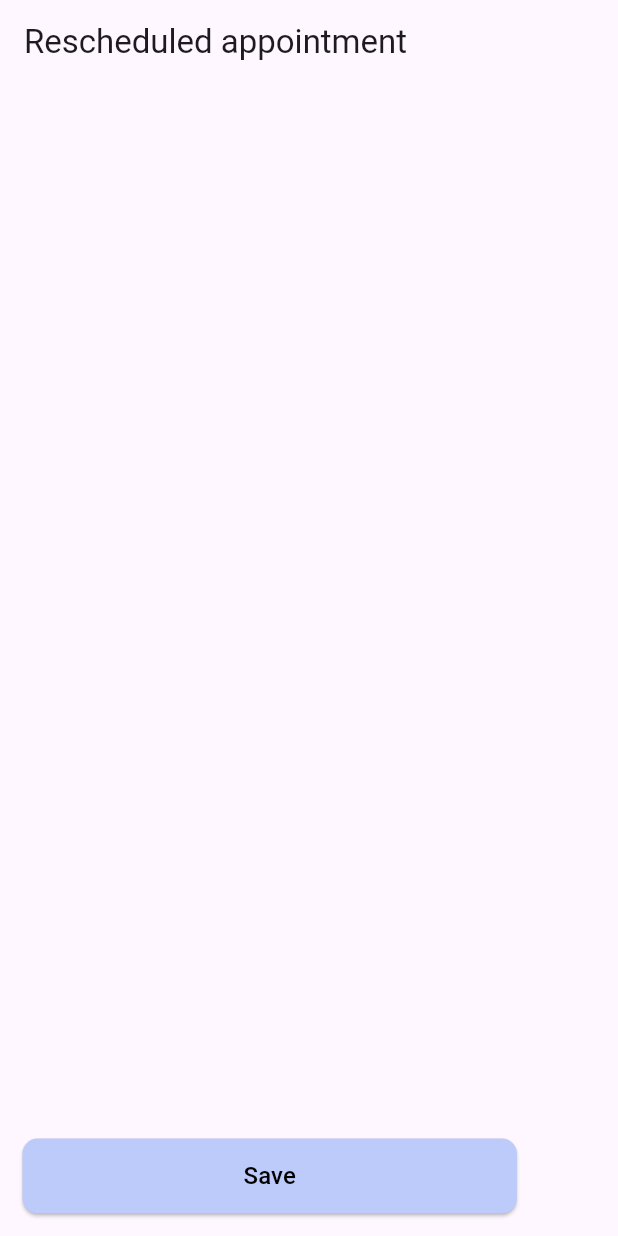
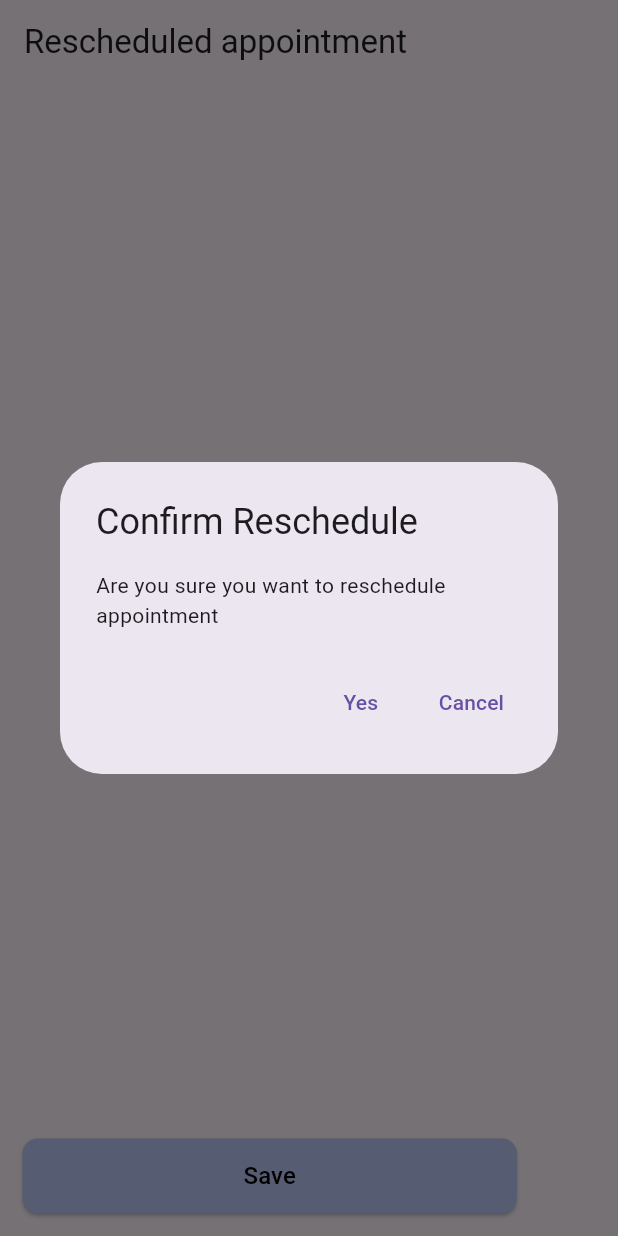
Before and after one commit to TOTPLATFORM/clinic_admin, a Flutter app: the UpdateAppointmentScreen screen opened by its route, after a tap on "Save", on a phone screen of 412 x 824 dp. Run offline on Flutter 3.47's test engine with Material 3 defaults, Android fonts, the phone set to English and light mode, and no system bars; our stand-ins replace bloc, dartz, dio, equatable, flutter_bloc, freezed_annotation and 5 more; missing offline and left inert: tot_atomic_design; accounts and stored records are empty; network calls fail.

Commit message:
add validaiton on timeSlots deletion, cancelling appointment, rescheduling appointment and logout

```diff
--- a/lib/core/dio/dio_exception_handler.dart
+++ b/lib/core/dio/dio_exception_handler.dart
@@ -4,8 +4,14 @@ import '../network/failure.dart';
 
 class DioExceptionHandler {
   static Failure handle(DioException exception) {
-  final String message = exception.response?.statusMessage ??
+    final String message = exception.response?.statusMessage ??
         "Something went wrong, please try again later";
+    exception.response?.statusCode == 500 &&
+            exception.response?.data != null &&
+            exception.response!.data.toString().contains("inner exception")
+        ? throw const ServerFailure(
+            "Please check if its related to another object")
+        : null;
     switch (exception.type) {
       case DioExceptionType.connectionTimeout:
         throw ServerFailure(message);
--- a/lib/infrastructure/repositories/time_slot_repo_impl.dart
+++ b/lib/infrastructure/repositories/time_slot_repo_impl.dart
@@ -18,6 +18,7 @@ class TimeSlotRepoImpl implements TimeSlotRepo {
       {required TimeSlotRequest timeSlot}) async {
     try {
       final res = await _timeSlotDataSource.addTimeSlot(timeSlot: timeSlot);
+
       return Right(TimeSlotEntity.fromJson(res));
     } on Failure catch (e) {
       return Left(ServerFailure(e.message));
@@ -32,6 +33,7 @@ class TimeSlotRepoImpl implements TimeSlotRepo {
     try {
       final res =
           await _timeSlotDataSource.deleteTimeSlot(timeSlotId: id.toString());
+
       return Right(TimeSlotEntity.fromJson(res));
     } on Failure catch (e) {
       return Left(ServerFailure(e.message));
@@ -44,6 +46,7 @@ class TimeSlotRepoImpl implements TimeSlotRepo {
   Future<Either<Failure, GetTimeSlotsEntity>> getTimeSlots() async {
     try {
       final res = await _timeSlotDataSource.getTimeSlots();
+
       return Right(GetTimeSlotsEntity.fromJson(res));
     } on Failure catch (e) {
       return Left(ServerFailure(e.message));
--- a/lib/presentation/screens/update_appointment.dart
+++ b/lib/presentation/screens/update_appointment.dart
@@ -3,8 +3,10 @@ import 'dart:developer';
 import 'package:clinic_admin/core/theme/app_colors.dart';
 import 'package:clinic_admin/core/utils/show_snack_bar.dart';
 import 'package:clinic_admin/presentation/blocs/appointment/appointment_bloc.dart';
+import 'package:clinic_admin/presentation/widgets/validation_alert_dialog.dart';
 import 'package:flutter/material.dart';
 import 'package:flutter_bloc/flutter_bloc.dart';
+import 'package:go_router/go_router.dart';
 
 import '../blocs/schedule/schedule_bloc.dart';
 
@@ -19,7 +21,6 @@ class UpdateAppointmentScreen extends StatefulWidget {
     required this.appointmentId,
     required this.doctorId,
     required this.scheduleId,
-
     required this.patientId,
   });
 
@@ -122,6 +123,9 @@ class _UpdateAppointmentScreenState extends State<UpdateAppointmentScreen> {
                 const Spacer(),
                 ElevatedButton(
                     onPressed: () {
+                      showValidationDialog(context,
+                          itemName: "appointment",
+                          validationName: 'Reschedule', onYesPressed: () {
                         context.read<AppointmentBloc>().add(
                               AppointmentEvent.updateAppointment(
                                 appointmentId: widget.appointmentId,
@@ -130,6 +134,8 @@ class _UpdateAppointmentScreenState extends State<UpdateAppointmentScreen> {
                                 scheduleId: scheduleId ?? 0,
                               ),
                             );
+                        context.pop();
+                      });
                     },
                     style: ElevatedButton.styleFrom(
                       backgroundColor: const Color(0xFFBCCBF9),
--- /dev/null
+++ b/lib/presentation/widgets/validation_alert_dialog.dart
@@ -0,0 +1,36 @@
+import 'package:flutter/material.dart';
+import 'package:go_router/go_router.dart';
+
+void showValidationDialog(BuildContext context,
+    {String validationName = "Delete",
+    required String itemName,
+    required Function onYesPressed}) {
+  showDialog(
+    context: context,
+    builder: (BuildContext context) {
+      return AlertDialog(
+        title: Text('Confirm $validationName'),
+        content: Text(
+            'Are you sure you want to ${validationName.substring(0, 1).toLowerCase() + validationName.substring(1)} $itemName'),
+        actions: <Widget>[
+          TextButton(
+            child: const Text('Yes'),
+            onPressed: () async {
+              // Handle delete action
+              await onYesPressed.call();
+              if (context.mounted) {
+                context.pop();
+              }
+            },
+          ),
+          TextButton(
+            child: const Text('Cancel'),
+            onPressed: () {
+              context.pop();
+            },
+          ),
+        ],
+      );
+    },
+  );
+}
```
Also changed, not shown: lib/infrastructure/data_source/implementations/time_slot_data_source_impl.dart (+4 -6 lines), lib/presentation/screens/calender_screen.dart (+7 -2 lines), lib/presentation/screens/doctor_details_screen.dart (+0 -7 lines), lib/presentation/screens/profile_screen.dart (+13 -16 lines), lib/presentation/screens/time_slots_screen.dart (+11 -7 lines), lib/presentation/widgets/date_time_form.dart (deleted, +0 -125 lines), lib/domain/entities/time_slot_entity.g.dart. Lines whose indentation alone changed are shown as unchanged.
